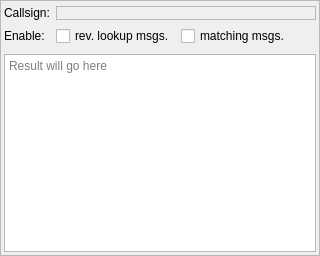
swift-project/pilotclient, file src/blackgui/components/modelmatcherlogcomponent.ui: the form before one commit.
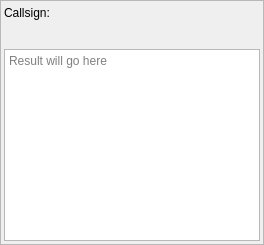
The form after the commit. Custom widgets are drawn as their Qt base class.

Commit message:
Matching log can be enabled from login screen
* own enable UI component
* adjusted login and matcher UI component

```diff
--- a/src/blackgui/components/modelmatcherlogcomponent.ui
+++ b/src/blackgui/components/modelmatcherlogcomponent.ui
@@ -6,8 +6,8 @@
    <rect>
     <x>0</x>
     <y>0</y>
-    <width>320</width>
-    <height>256</height>
+    <width>264</width>
+    <height>245</height>
    </rect>
   </property>
   <property name="windowTitle">
@@ -55,27 +55,16 @@
        </widget>
       </item>
       <item row="0" column="1">
-       <widget class="BlackGui::Components::CCallsignCompleter" name="comp_CallsignCompleter">
-        <property name="frameShape">
-         <enum>QFrame::StyledPanel</enum>
-        </property>
-        <property name="frameShadow">
-         <enum>QFrame::Raised</enum>
-        </property>
-       </widget>
+       <widget class="BlackGui::Components::CCallsignCompleter" name="comp_CallsignCompleter"/>
       </item>
-      <item row="2" column="0">
-       <widget class="QLabel" name="lbl_Enable">
-        <property name="toolTip">
-         <string>Enables / disables future message logging</string>
+      <item row="2" column="0" colspan="2">
+       <widget class="BlackGui::Components::CModelMatcherLogEnable" name="comp_EnableLog">
+        <property name="minimumSize">
+         <size>
+          <width>0</width>
+          <height>15</height>
+         </size>
         </property>
-        <property name="text">
-         <string>Enable:</string>
-        </property>
-       </widget>
-      </item>
-      <item row="2" column="1">
-       <widget class="QWidget" name="wi_CheckBoxes" native="true">
         <layout class="QHBoxLayout" name="hl_CheckBoxes">
          <property name="leftMargin">
           <number>0</number>
@@ -89,39 +78,6 @@
          <property name="bottomMargin">
           <number>0</number>
          </property>
-         <item>
-          <widget class="QCheckBox" name="cb_LogReverseLookup">
-           <property name="toolTip">
-            <string>enable logging of reverse lookup messages</string>
-           </property>
-           <property name="text">
-            <string>rev. lookup msgs.</string>
-           </property>
-          </widget>
-         </item>
-         <item>
-          <widget class="QCheckBox" name="cb_LogMatchingMessages">
-           <property name="toolTip">
-            <string>enable matching messages</string>
-           </property>
-           <property name="text">
-            <string>matching msgs.</string>
-           </property>
-          </widget>
-         </item>
-         <item>
-          <spacer name="hs_CheckBoxes">
-           <property name="orientation">
-            <enum>Qt::Horizontal</enum>
-           </property>
-           <property name="sizeHint" stdset="0">
-            <size>
-             <width>40</width>
-             <height>20</height>
-            </size>
-           </property>
-          </spacer>
-         </item>
         </layout>
        </widget>
       </item>
@@ -150,6 +106,12 @@
    <header>blackgui/components/callsigncompleter.h</header>
    <container>1</container>
   </customwidget>
+  <customwidget>
+   <class>BlackGui::Components::CModelMatcherLogEnable</class>
+   <extends>QFrame</extends>
+   <header>blackgui/components/modelmatcherlogenable.h</header>
+   <container>1</container>
+  </customwidget>
  </customwidgets>
  <resources/>
  <connections/>
```
The commit also changes 6 other files.
